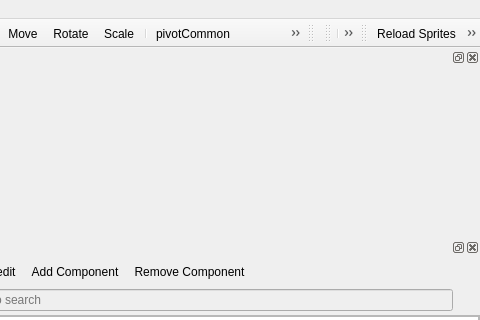
This is Tools/ResourceEditor/DataQt/mainwindow.ui in xaoctech/dava.engine as Qt 5 draws it before an edit; both pictures show x 623 to 1103 and y 0 to 320 of the 1103 by 796 pixel window. The edited form follows.
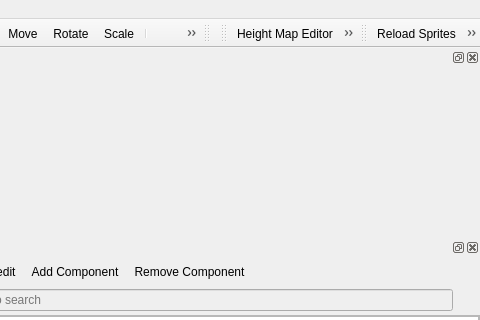
This is the edited form. Icons and pictures are not drawn. Custom widgets are drawn as their Qt base class.

Commit message: [DF-3489] Added action for creating vegetationObject

Diff of the .ui file:
```diff
--- a/Tools/ResourceEditor/DataQt/mainwindow.ui
+++ b/Tools/ResourceEditor/DataQt/mainwindow.ui
@@ -674,14 +674,14 @@
    <attribute name="toolBarBreak">
     <bool>false</bool>
    </attribute>
-   <addaction name="separator"/>
    <addaction name="actionHeightMapEditor"/>
    <addaction name="actionTileMapEditor"/>
-   <addaction name="actionGrasEditor"/>
    <addaction name="actionShowNotPassableLandscape"/>
    <addaction name="actionRulerTool"/>
    <addaction name="actionCustomColorsEditor"/>
    <addaction name="actionVisibilityCheckTool"/>
+   <addaction name="separator"/>
+   <addaction name="actionGrasEditor"/>
   </widget>
   <widget class="QDockWidget" name="dockLandscapeEditorControls">
    <property name="windowTitle">
```
Left out of the diff: 14 changed lines with no effect on the pictures. The commit also changes 2 other files.
